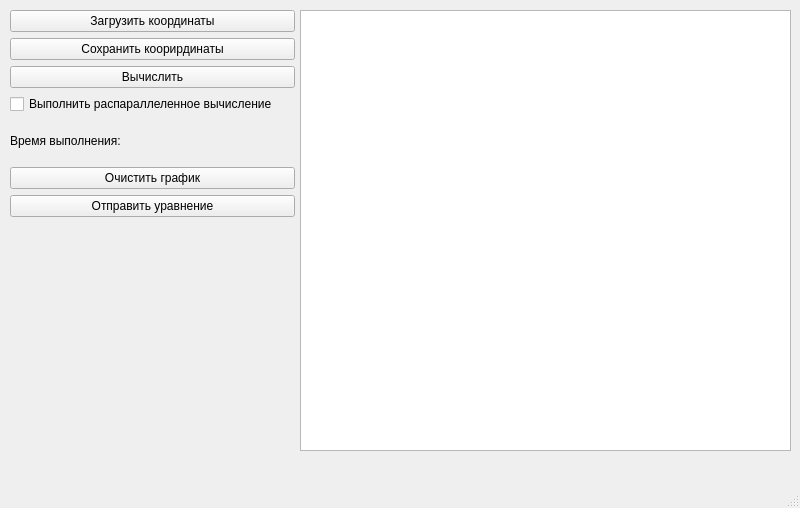
Before: the Qt Designer form mainwindow.ui in avkapochkina/RANSAC, drawn with Qt 5.
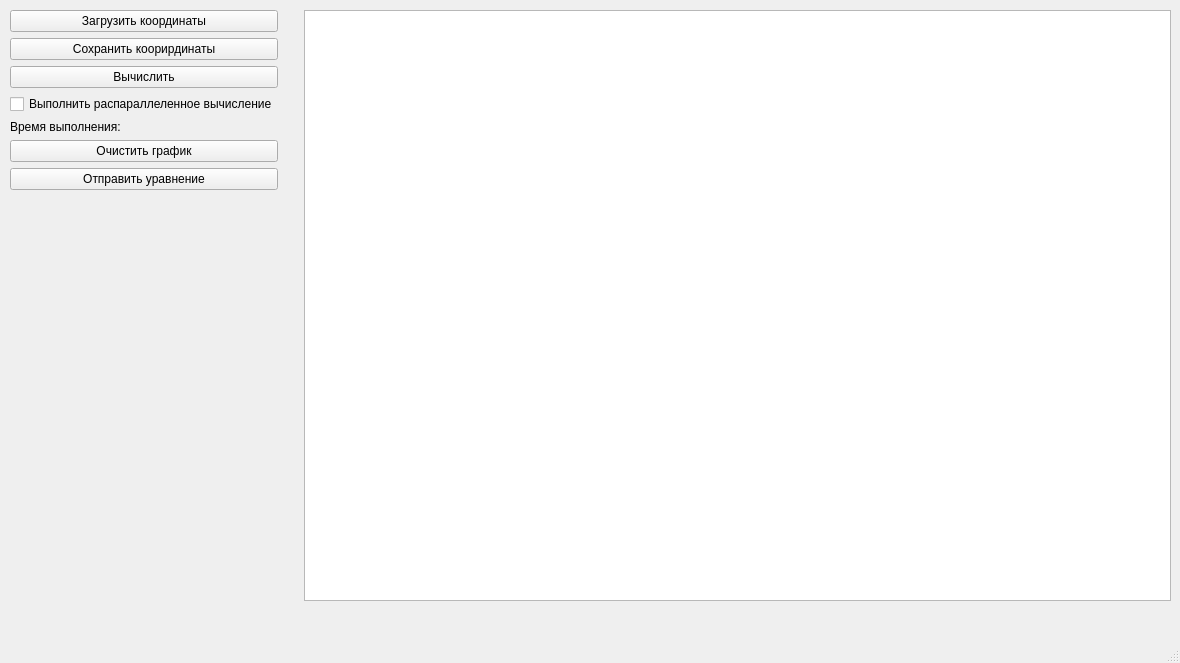
After: the same form once the commit is applied.

Patch:
```diff
--- a/mainwindow.ui
+++ b/mainwindow.ui
@@ -6,33 +6,25 @@
    <rect>
     <x>0</x>
     <y>0</y>
-    <width>800</width>
-    <height>508</height>
+    <width>1180</width>
+    <height>663</height>
    </rect>
   </property>
   <property name="windowTitle">
    <string>MainWindow</string>
   </property>
   <widget class="QWidget" name="centralwidget">
-   <widget class="QGraphicsView" name="graphicsView">
-    <property name="geometry">
-     <rect>
-      <x>300</x>
-      <y>10</y>
-      <width>491</width>
-      <height>441</height>
-     </rect>
-    </property>
-   </widget>
-   <widget class="QWidget" name="layoutWidget">
+   <widget class="QWidget" name="">
     <property name="geometry">
      <rect>
       <x>10</x>
       <y>10</y>
-      <width>285</width>
-      <height>207</height>
+      <width>1161</width>
+      <height>591</height>
      </rect>
     </property>
+    <layout class="QHBoxLayout" name="horizontalLayout">
+     <item>
     <layout class="QVBoxLayout" name="verticalLayout">
      <item>
       <widget class="QPushButton" name="loadButton">
@@ -83,6 +75,37 @@
        </property>
       </widget>
      </item>
+       <item>
+        <spacer name="verticalSpacer">
+         <property name="orientation">
+          <enum>Qt::Vertical</enum>
+         </property>
+         <property name="sizeHint" stdset="0">
+          <size>
+           <width>20</width>
+           <height>40</height>
+          </size>
+         </property>
+        </spacer>
+       </item>
+      </layout>
+     </item>
+     <item>
+      <spacer name="verticalSpacer_2">
+       <property name="orientation">
+        <enum>Qt::Vertical</enum>
+       </property>
+       <property name="sizeHint" stdset="0">
+        <size>
+         <width>20</width>
+         <height>40</height>
+        </size>
+       </property>
+      </spacer>
+     </item>
+     <item>
+      <widget class="QGraphicsView" name="graphicsView"/>
+     </item>
     </layout>
    </widget>
   </widget>
```
Left out of the diff: 2 changed lines with no effect on the pictures. Lines whose indentation alone changed are shown as unchanged.
